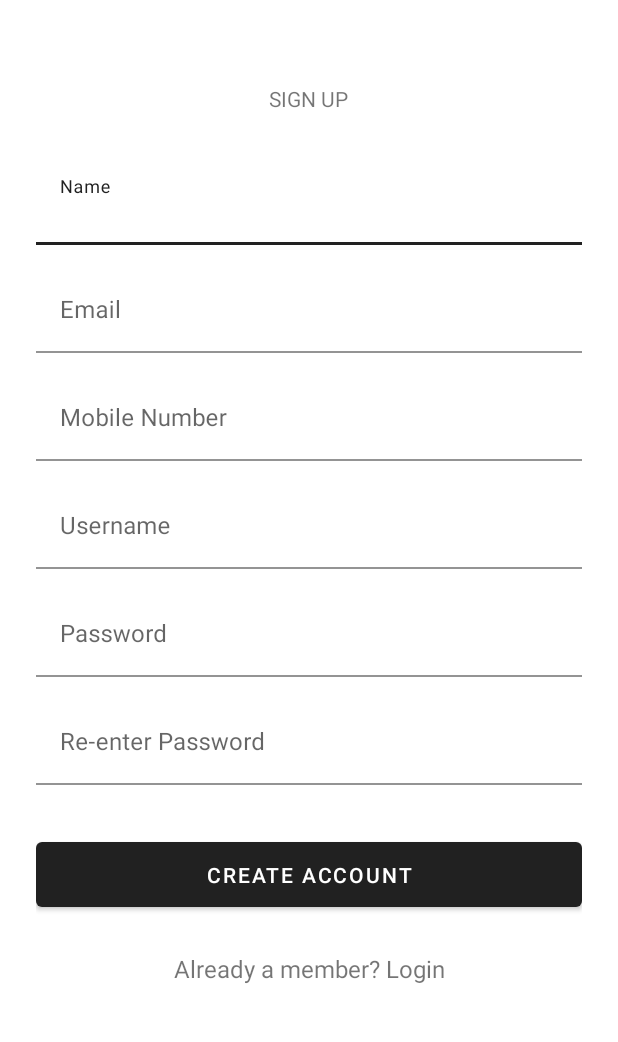
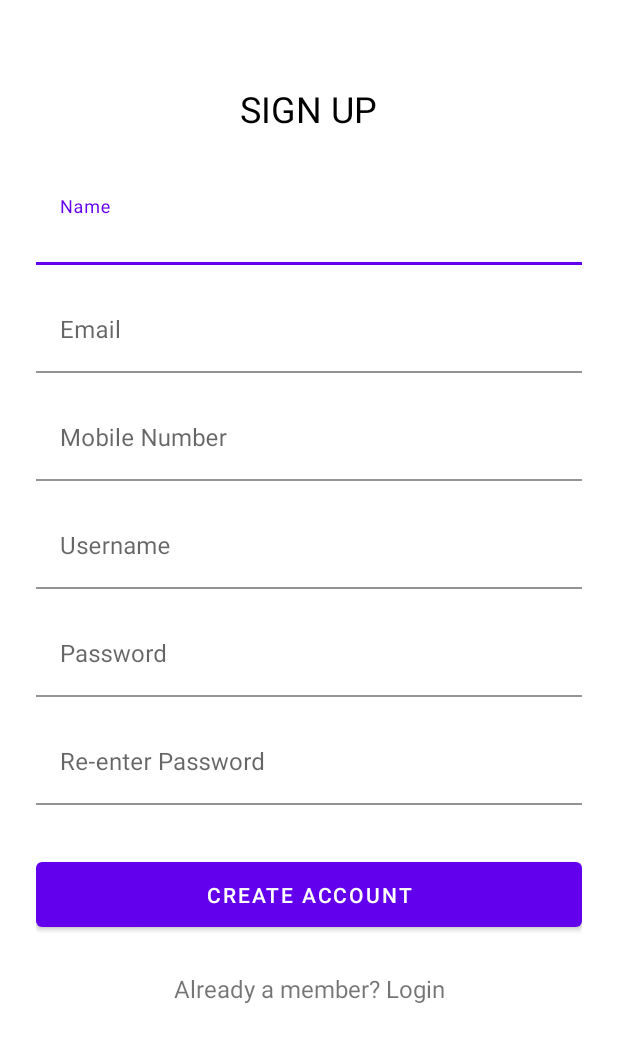
Before and after one commit to Rama-Andika/PBP_UAS_A_KelJ, an Android app: the layout activity_signup.xml on its own in the app's theme, with its tools: preview values and no code run, on a phone screen of 412 x 824 dp. Shown: the top 1042 px of the screen. Run offline under Robolectric (Android 15) with nearby library versions, the light colour scheme and no system bars.

Commit message:
master file

```diff
--- a/app/src/main/res/layout/activity_main.xml
+++ b/app/src/main/res/layout/activity_main.xml
@@ -3,7 +3,7 @@
     xmlns:app="http://schemas.android.com/apk/res-auto"
     android:layout_width="fill_parent"
     android:layout_height="fill_parent"
-    android:backgroundTint="#32FFFFFF"
+    android:backgroundTint="#32FB5151"
     android:fitsSystemWindows="true">
 
     <LinearLayout
--- a/app/src/main/res/layout/activity_signup.xml
+++ b/app/src/main/res/layout/activity_signup.xml
@@ -1,17 +1,18 @@
 <?xml version="1.0" encoding="utf-8"?>
-<ScrollView
-    xmlns:android="http://schemas.android.com/apk/res/android"
+<ScrollView xmlns:android="http://schemas.android.com/apk/res/android"
     xmlns:app="http://schemas.android.com/apk/res-auto"
     android:layout_width="fill_parent"
     android:layout_height="fill_parent"
+    android:backgroundTint="#D34545"
     android:fitsSystemWindows="true">
 
     <LinearLayout
-        android:orientation="vertical"
         android:layout_width="match_parent"
         android:layout_height="wrap_content"
+        android:backgroundTint="#DD5151"
+        android:orientation="vertical"
+        android:paddingLeft="24dp"
         android:paddingTop="56dp"
-        android:paddingLeft="24dp"
         android:paddingRight="24dp">
 
         <TextView
@@ -19,7 +20,11 @@
             android:layout_height="wrap_content"
             android:layout_gravity="center_horizontal"
             android:layout_marginBottom="24dp"
-            android:text="SIGN UP" />
+            android:background="#00AE3232"
+            android:backgroundTint="#007E1414"
+            android:text="SIGN UP"
+            android:textColor="#000000"
+            android:textSize="24sp" />
 
         <!-- Name Label -->
         <com.google.android.material.textfield.TextInputLayout
@@ -127,15 +132,16 @@
             android:layout_marginTop="24dp"
             android:layout_marginBottom="24dp"
             android:padding="12dp"
-            android:text="Create Account"/>
+            android:text="Create Account" />
 
-        <TextView android:id="@+id/link_login"
+        <TextView
+            android:id="@+id/link_login"
             android:layout_width="fill_parent"
             android:layout_height="wrap_content"
             android:layout_marginBottom="24dp"
+            android:gravity="center"
             android:text="Already a member? Login"
-            android:gravity="center"
-            android:textSize="16dip"/>
+            android:textSize="16dip" />
 
     </LinearLayout>
 </ScrollView>
--- a/app/src/main/res/values/styles.xml
+++ b/app/src/main/res/values/styles.xml
@@ -1,7 +1,7 @@
 <resources>
 
     <!-- Base application theme. -->
-    <style name="AppTheme" parent="Theme.MaterialComponents.Light.DarkActionBar">
+    <style name="AppTheme" parent="Theme.MaterialComponents.Light.NoActionBar">
         <!-- Customize your theme here. -->
     </style>
 
```
